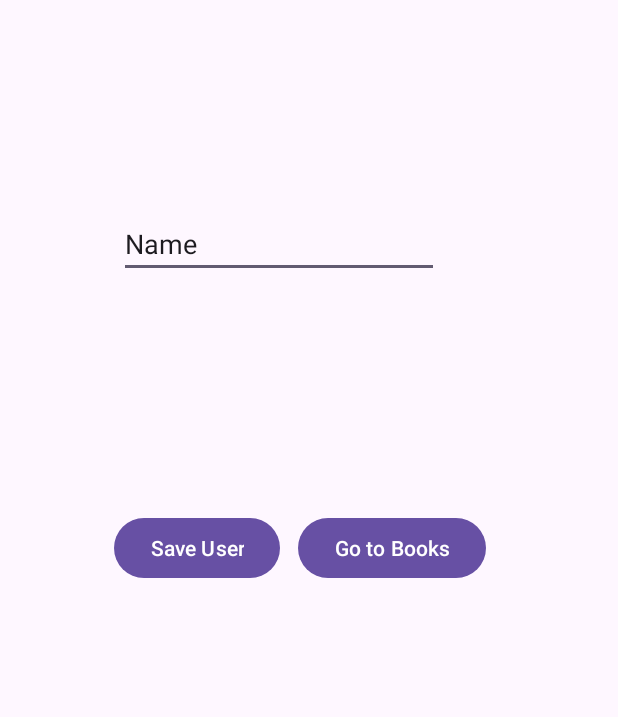
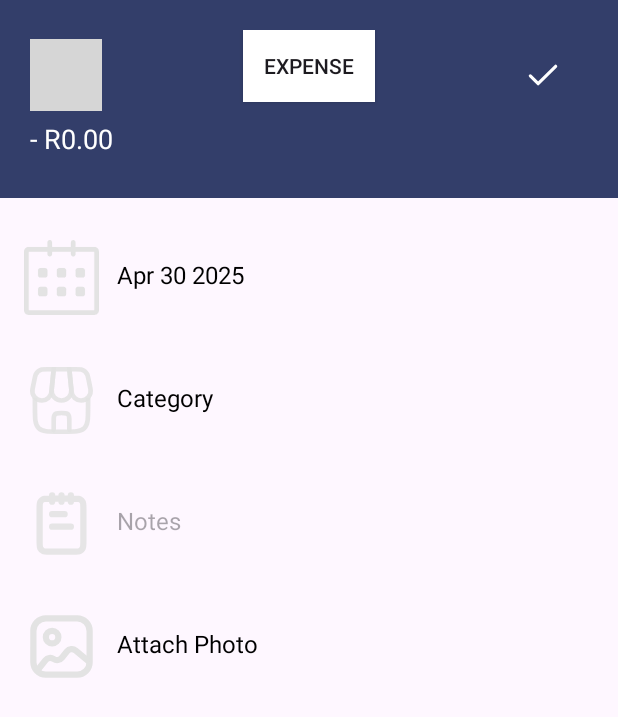
Before and after one commit to GACoutts/OPSC6311_P.O.E, an Android app: the screen it shows after launch (MainActivity before the commit, AddEntry after it), on a phone screen of 412 x 824 dp. Shown: the top 717 px of the screen. Run offline under Robolectric (Android 15) with nearby library versions, the phone set to English and light mode, and no system bars; grey boxes are pictures that could not be loaded.

Commit message:
Finish income and expenses page View

```diff
--- a/app/src/main/java/com/example/supa_budg/add_entry.kt
+++ b/app/src/main/java/com/example/supa_budg/add_entry.kt
@@ -1,22 +1,51 @@
+package com.example.supa_budg
+
+import android.app.DatePickerDialog
+import android.content.Intent
+import android.net.Uri
 import android.os.Bundle
+import android.provider.OpenableColumns
+import android.widget.LinearLayout
 import android.widget.TextView
 import android.widget.ToggleButton
 import androidx.appcompat.app.AppCompatActivity
-import com.example.supa_budg.R
+import java.text.SimpleDateFormat
+import java.util.Calendar
+import java.util.Locale
+import androidx.core.view.ViewCompat
+import androidx.core.view.WindowInsetsCompat
+import java.util.Date
 
 class AddEntry : AppCompatActivity() {
+
+    // Variables
+    private lateinit var dateText: TextView
+    private lateinit var attachPhotoText: TextView
+    private val pickImageRequest = 1
+
     override fun onCreate(savedInstanceState: Bundle?) {
         super.onCreate(savedInstanceState)
-
-        // Get the file
         setContentView(R.layout.add_income_expense)
 
         // Get Fields
         val toggleButton = findViewById<ToggleButton>(R.id.toggleButton)
         val textView = findViewById<TextView>(R.id.amount)
+        dateText = findViewById(R.id.dateText)
+        val calendarRow = findViewById<LinearLayout>(R.id.calender)
+        val attachPhotoRow = findViewById<LinearLayout>(R.id.attachPhotoRow)
+        attachPhotoText = findViewById(R.id.attachPhoto)
+
         var isExpense = true
 
-        // Use Fields
+        // Set default date
+        val calendar = Calendar.getInstance()
+        updateDateText(calendar, dateText)
+
+        // Set today's date
+        val currentDate = SimpleDateFormat("MMM dd yyyy", Locale.getDefault()).format(Date())
+        dateText.text = currentDate
+
+        // Toggle logic
         toggleButton.setOnCheckedChangeListener { _, isChecked ->
             if (isChecked) {
                 toggleButton.text = getString(R.string.hint_income)
@@ -28,5 +57,72 @@ class AddEntry : AppCompatActivity() {
                 isExpense = true
             }
         }
+
+        // Show DatePicker on calendar icon click
+        calendarRow.setOnClickListener {
+            val year = calendar.get(Calendar.YEAR)
+            val month = calendar.get(Calendar.MONTH)
+            val day = calendar.get(Calendar.DAY_OF_MONTH)
+
+            val datePickerDialog = DatePickerDialog(
+                this,
+                { _, selectedYear, selectedMonth, selectedDay ->
+                    calendar.set(Calendar.YEAR, selectedYear)
+                    calendar.set(Calendar.MONTH, selectedMonth)
+                    calendar.set(Calendar.DAY_OF_MONTH, selectedDay)
+                    updateDateText(calendar, dateText)
+                },
+                year,
+                month,
+                day
+            )
+
+            datePickerDialog.show()
+        }
+
+        // When pressing on the attach photo open up image model
+        attachPhotoRow.setOnClickListener {
+            val intent = Intent(Intent.ACTION_GET_CONTENT)
+            intent.type = "image/*"
+            startActivityForResult(Intent.createChooser(intent, "Select Picture"), pickImageRequest)
+        }
+
+        ViewCompat.setOnApplyWindowInsetsListener(findViewById(R.id.relativeLayout)) { view, insets ->
+            val statusBarHeight = insets.getInsets(WindowInsetsCompat.Type.statusBars()).top
+            view.setPadding(
+                view.paddingLeft,
+                statusBarHeight,
+                view.paddingRight,
+                view.paddingBottom
+            )
+            insets
+        }
     }
+
+    private fun updateDateText(calendar: Calendar, textView: TextView) {
+        val format = SimpleDateFormat("MMM dd yyyy", Locale.getDefault())
+        textView.text = format.format(calendar.time)
+    }
+
+    override fun onActivityResult(requestCode: Int, resultCode: Int, data: Intent?) {
+        super.onActivityResult(requestCode, resultCode, data)
+
+        if (requestCode == pickImageRequest && resultCode == RESULT_OK && data != null && data.data != null) {
+            val uri: Uri = data.data!!
+            val fileName = getFileNameFromUri(uri)
+            attachPhotoText.text = fileName
+        }
+    }
+
+        private fun getFileNameFromUri(uri: Uri): String {
+            var name = "Selected Photo"
+            val cursor = contentResolver.query(uri, null, null, null, null)
+            cursor?.use {
+                val nameIndex = it.getColumnIndex(OpenableColumns.DISPLAY_NAME)
+                if (it.moveToFirst() && nameIndex >= 0) {
+                    name = it.getString(nameIndex)
+                }
+            }
+            return name
+        }
 }
--- a/app/src/main/res/layout/add_income_expense.xml
+++ b/app/src/main/res/layout/add_income_expense.xml
@@ -6,16 +6,18 @@
     android:layout_height="match_parent">
 
     <androidx.constraintlayout.widget.ConstraintLayout
-        android:layout_width="409dp"
-        android:layout_height="729dp"
+        android:layout_width="match_parent"
+        android:layout_height="match_parent"
         app:layout_constraintBottom_toBottomOf="parent"
         app:layout_constraintEnd_toEndOf="parent"
         app:layout_constraintStart_toStartOf="parent"
-        app:layout_constraintTop_toTopOf="parent">
+        app:layout_constraintTop_toTopOf="parent"
+        android:fitsSystemWindows="true"
+        >
 
         <RelativeLayout
             android:id="@+id/relativeLayout"
-            android:layout_width="409dp"
+            android:layout_width="0dp"
             android:layout_height="132dp"
             android:background="#333e6a"
             android:padding="20dp"
@@ -54,7 +56,8 @@
                 android:layout_height="wrap_content"
                 android:layout_centerHorizontal="true"
                 android:background="@color/white"
-                android:text="@string/hint_expense"
+                android:textOn="@string/hint_income"
+                android:textOff="@string/hint_expense"
                 android:contentDescription="@string/cd_confirm"
                 />
 
@@ -71,10 +74,131 @@
                 android:layout_marginTop="6dp"
                 android:contentDescription="@string/cd_change_value"
                 />
-
-
-
         </RelativeLayout>
 
+        <LinearLayout
+            android:id="@+id/formSection"
+            android:orientation="vertical"
+            android:layout_width="match_parent"
+            android:layout_height="0dp"
+            android:layout_marginTop="12dp"
+            app:layout_constraintTop_toBottomOf="@id/relativeLayout"
+            >
+
+            <!-- Date Row -->
+            <LinearLayout
+                android:id="@+id/calender"
+                android:layout_width="match_parent"
+                android:layout_height="wrap_content"
+                android:orientation="horizontal"
+                android:padding="16dp"
+                android:clickable="true"
+                android:focusable="true"
+                android:background="?attr/selectableItemBackground">
+
+                <ImageView
+                    android:layout_width="50dp"
+                    android:layout_height="50dp"
+                    android:src="@drawable/calender"
+                    android:contentDescription="@string/cd_calendar_icon" />
+
+                <TextView
+                    android:id="@+id/dateText"
+                    android:layout_width="wrap_content"
+                    android:layout_height="wrap_content"
+                    android:layout_marginStart="12dp"
+                    android:layout_marginTop="12dp"
+                    android:text=""
+                    android:textColor="#000000"
+                    android:textSize="16sp" />
+            </LinearLayout>
+
+            <!-- Category -->
+            <LinearLayout
+                android:layout_width="match_parent"
+                android:layout_height="wrap_content"
+                android:padding="16dp"
+                android:orientation="horizontal">
+
+                <ImageView
+                    android:layout_width="50dp"
+                    android:layout_height="50dp"
+                    android:src="@drawable/shop"
+                    android:contentDescription="@string/cd_shop_icon"
+                    />
+
+                <TextView
+                    android:id="@+id/category"
+                    android:layout_marginStart="12dp"
+                    android:layout_marginTop="12dp"
+                    android:text="@string/hint_category"
+                    android:textSize="16sp"
+                    android:textColor="#000000"
+                    android:layout_width="wrap_content"
+                    android:layout_height="wrap_content"/>
+            </LinearLayout>
+
+            <!-- Notes -->
+            <LinearLayout
+                android:layout_width="match_parent"
+                android:layout_height="wrap_content"
+                android:padding="16dp"
+                android:orientation="horizontal">
+
+                <ImageView
+                    android:layout_width="50dp"
+                    android:layout_height="50dp"
+                    android:src="@drawable/notes"
+                    android:contentDescription="@string/cd_notes_icon"
+                    />
+
+                <EditText
+                    android:id="@+id/notes"
+                    android:layout_marginStart="12dp"
+                    android:layout_marginTop="12dp"
+                    android:layout_width="0dp"
+                    android:layout_height="wrap_content"
+                    android:layout_weight="1"
+                    android:hint="@string/hint_notes"
+                    android:textSize="16sp"
+                    android:textColor="#000000"
+                    android:inputType="textMultiLine"
+                    android:maxLines="1"
+                    android:background="@null"
+                    android:maxLength="50"
+                    android:autofillHints=""
+                    />
+            </LinearLayout>
+
+            <!-- Attach Photo -->
+            <LinearLayout
+                android:id="@+id/attachPhotoRow"
+                android:layout_width="match_parent"
+                android:layout_height="wrap_content"
+                android:padding="16dp"
+                android:orientation="horizontal"
+                android:clickable="true"
+                android:focusable="true"
+                android:background="?attr/selectableItemBackground">
+
+            <ImageView
+                android:layout_width="50dp"
+                android:layout_height="50dp"
+                android:src="@drawable/image"
+                android:contentDescription="@string/cd_calendar_icon"
+                />
+
+            <TextView
+                android:id="@+id/attachPhoto"
+                android:layout_marginStart="12dp"
+                android:text="@string/hint_image"
+                android:layout_marginTop="12dp"
+                android:textSize="16sp"
+                android:textColor="#000000"
+                android:layout_width="wrap_content"
+                android:layout_height="wrap_content"/>
+        </LinearLayout>
+
+    </LinearLayout>
     </androidx.constraintlayout.widget.ConstraintLayout>
 </androidx.constraintlayout.widget.ConstraintLayout>
--- a/app/src/main/res/values/strings.xml
+++ b/app/src/main/res/values/strings.xml
@@ -4,7 +4,7 @@
     <!-- Add Income Expense Page -->
     <string name="hint_category">Category</string>
     <string name="hint_notes">Notes</string>
-    <string name="hint_image">Upload An Image</string>
+    <string name="hint_image">Attach Photo</string>
     <string name="hint_date">Date</string>
     <string name="hint_initial_amount">- R0.00</string>
     <string name="hint_positive_amount">R0.00</string>
```
Also changed, not shown: app/src/main/AndroidManifest.xml (+9 -5 lines), app/src/main/res/drawable/graph_footer.xml (added, +12 -0 lines), app/src/main/res/layout/income_expense_calender.xml (added, +21 -0 lines).
